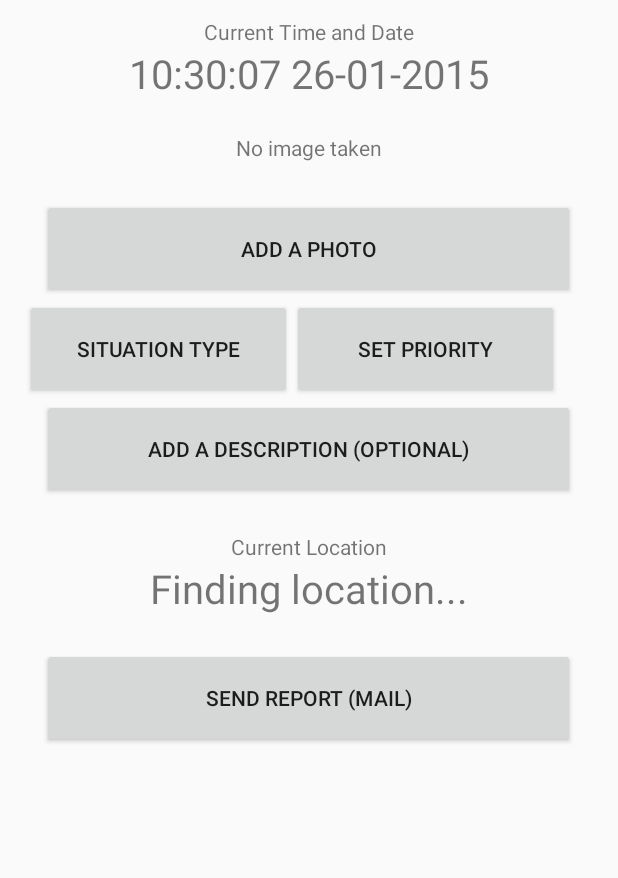
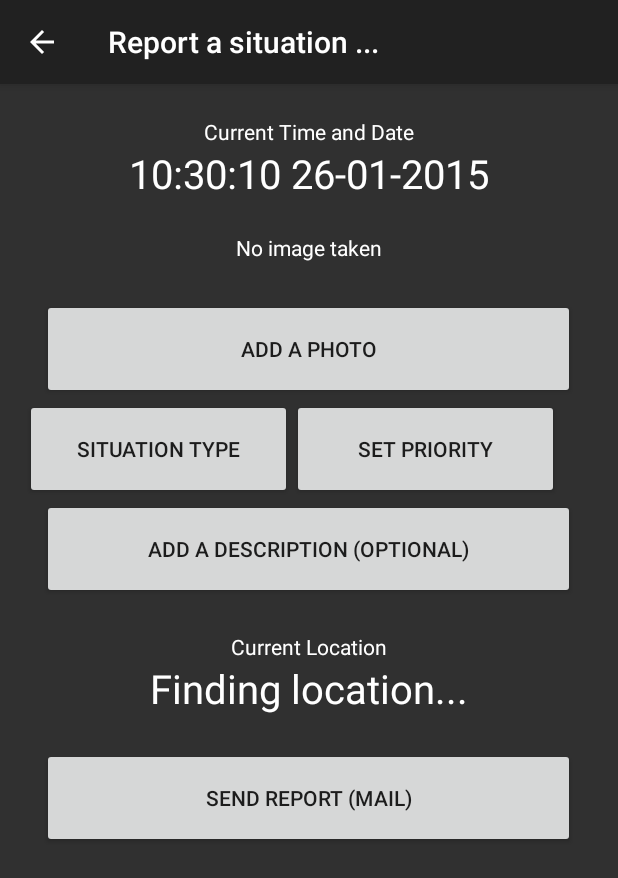
Before and after one commit to aratrum/Safety_Application_2015, an Android app: the screen it shows after launch (ReportActivity), after a tap on "REPORT SITUATION", on a phone screen of 412 x 824 dp. Shown: the top 878 px of the screen. Run offline under Robolectric (Android 15) with nearby library versions, the phone set to English and light mode, and no system bars; pictures from the network do not load.

Commit message:
Added Google Maps API v2 support, static image retrieval from API and general layout fixes.

```diff
--- a/app/src/main/java/nu/appteam/safetyapplication2015/activity/AboutActivity.java
+++ b/app/src/main/java/nu/appteam/safetyapplication2015/activity/AboutActivity.java
@@ -2,16 +2,16 @@ package nu.appteam.safetyapplication2015.activity;
 
 import android.app.Activity;
 import android.os.Bundle;
+import android.support.v7.app.ActionBarActivity;
 
 import nu.appteam.safetyapplication2015.R;
 
-public class AboutActivity extends Activity {
+public class AboutActivity extends ActionBarActivity {
 
     // Constructor.
     @Override
     public void onCreate(Bundle savedInstanceState) {
         super.onCreate(savedInstanceState);
         setContentView(R.layout.activity_about);
-        getActionBar().setDisplayHomeAsUpEnabled(true);
     }
 }
--- a/app/src/main/java/nu/appteam/safetyapplication2015/activity/MainActivity.java
+++ b/app/src/main/java/nu/appteam/safetyapplication2015/activity/MainActivity.java
@@ -3,6 +3,7 @@ package nu.appteam.safetyapplication2015.activity;
 import android.app.Activity;
 import android.content.Intent;
 import android.os.Bundle;
+import android.support.v7.app.ActionBarActivity;
 import android.view.Menu;
 import android.view.MenuInflater;
 import android.view.MenuItem;
@@ -10,7 +11,7 @@ import android.view.View;
 
 import nu.appteam.safetyapplication2015.R;
 
-public class MainActivity extends Activity {
+public class MainActivity extends ActionBarActivity {
 
     // Constructor.
     @Override
--- a/app/src/main/java/nu/appteam/safetyapplication2015/activity/ReportActivity.java
+++ b/app/src/main/java/nu/appteam/safetyapplication2015/activity/ReportActivity.java
@@ -5,13 +5,18 @@ import android.app.AlertDialog;
 import android.content.Context;
 import android.content.DialogInterface;
 import android.content.Intent;
+import android.graphics.Bitmap;
+import android.graphics.BitmapFactory;
 import android.graphics.Color;
 import android.location.Location;
 import android.location.LocationListener;
 import android.location.LocationManager;
 import android.net.Uri;
 import android.os.Bundle;
+import android.os.StrictMode;
 import android.provider.MediaStore;
+import android.support.v7.app.ActionBarActivity;
+import android.util.Log;
 import android.view.LayoutInflater;
 import android.view.View;
 import android.widget.Button;
@@ -20,16 +25,25 @@ import android.widget.ImageView;
 import android.widget.TextView;
 import android.widget.Toast;
 
-import com.google.android.gms.maps.GoogleMap;
+import org.apache.http.client.ClientProtocolException;
+import org.apache.http.client.HttpClient;
+import org.apache.http.client.methods.HttpGet;
+import org.apache.http.impl.client.DefaultHttpClient;
 
 import java.io.File;
+import java.io.IOException;
+import java.io.InputStream;
+import java.net.HttpURLConnection;
+import java.net.MalformedURLException;
+import java.net.URL;
+import java.net.URLConnection;
 import java.text.DateFormat;
 import java.text.SimpleDateFormat;
 import java.util.Date;
 
 import nu.appteam.safetyapplication2015.R;
 
-public class ReportActivity extends Activity {
+public class ReportActivity extends ActionBarActivity {
 
     // Members.
     private Date date;
@@ -41,14 +55,19 @@ public class ReportActivity extends Activity {
     private String description;
     private double latitude;
     private double longitude;
-    private GoogleMap map;
+    private int zoom = 19;
 
     // Constructor.
     @Override
     public void onCreate(Bundle savedInstanceState) {
         super.onCreate(savedInstanceState);
         setContentView(R.layout.activity_report);
-        //getActionBar().setDisplayHomeAsUpEnabled(true);
+
+        if (android.os.Build.VERSION.SDK_INT > 9)
+        {
+            StrictMode.ThreadPolicy policy = new StrictMode.ThreadPolicy.Builder().permitAll().build();
+            StrictMode.setThreadPolicy(policy);
+        }
 
         date = new Date();
         df = new SimpleDateFormat("HH:mm:ss dd-MM-yyyy");
@@ -56,10 +75,16 @@ public class ReportActivity extends Activity {
         TextView dateText = (TextView) findViewById(R.id.reportdatetext);
         dateText.setText(df.format(date));
 
+        ImageView mapImage = (ImageView) findViewById(R.id.mapImageView);
+        mapImage.setVisibility(View.GONE);
+
         // Use the LocationManager class to obtain GPS locations
         LocationManager location_mgr = (LocationManager)getSystemService(Context.LOCATION_SERVICE);
         LocationListener location_listener = new ReportLocationListener();
-        location_mgr.requestLocationUpdates(LocationManager.GPS_PROVIDER, 0, 0, location_listener);
+        location_mgr.requestLocationUpdates(LocationManager.NETWORK_PROVIDER, 1, 10, location_listener);
+        Log.d("LOCATIONMANAGER", location_mgr.toString());
+        Log.d("LOCATIONLISTENER", location_listener.toString());
+        Log.d("Location Provider status", Context.LOCATION_SERVICE);
     }
 
     // Activates after the camera app closes. Display the captured image on screen.
@@ -208,7 +233,8 @@ public class ReportActivity extends Activity {
                 "Situation type: " + situation_type +
                 "\nReport priority: " + priority +
                 "\nDescription (optional): " + description) +
-                "\nLocation (Lat/Long): " + latitude + " / " + longitude
+                "\nLocation (Lat/Long): " + latitude + " / " + longitude +
+                "\nhttp://maps.google.com/?ie=UTF8&hq=&ll=" + latitude + "," + longitude + "&z=" + zoom
         );
 
         i.putExtra(Intent.EXTRA_STREAM, Uri.parse("file:///mnt/sdcard/" + photo_filename));
@@ -227,32 +253,65 @@ public class ReportActivity extends Activity {
 
     // ReportLocationListener class. Gets the users current lat and long using GPS and WIFI signals.
     public class ReportLocationListener implements LocationListener {
+
         TextView txt = (TextView) findViewById(R.id.reportgpstext);
+        ImageView mapImage = (ImageView) findViewById(R.id.mapImageView);
 
     @Override
     public void onLocationChanged(Location loc) {
+
+        Log.d("location provider", "location changed!");
 
         latitude = loc.getLatitude();
         longitude = loc.getLongitude();
         String location = "Lat = " + latitude + "\nLong = " + longitude;
 
+        String google_map_link = "https://maps.googleapis.com/maps/api/staticmap?center=" +
+                latitude + "," + longitude + "&zoom=19&size=500x350&maptype=hybrid&scale=1" +
+                "&markers=color:red%7C"+ latitude + "," + longitude;
+
+        Bitmap bmp = null;
+        HttpClient httpclient = new DefaultHttpClient();
+        HttpGet request = new HttpGet(google_map_link);
+
+        InputStream in = null;
+        try {
+            in = httpclient.execute(request).getEntity().getContent();
+            bmp = BitmapFactory.decodeStream(in);
+            in.close();
+        } catch (IllegalStateException e) {
+            Log.d("EXCEPTION", "Illegal state exception caught!");
+            e.printStackTrace();
+        } catch (ClientProtocolException e) {
+            Log.d("EXCEPTION", "Client protocol exception caught!");
+            e.printStackTrace();
+        } catch (IOException e) {
+            Log.d("EXCEPTION", "IO exception caught!");
+            e.printStackTrace();
+        }
+
         // Display location
         txt.setText(location);
+        txt.setVisibility(View.GONE);
+
+        mapImage.setVisibility(View.VISIBLE);
+        mapImage.setImageBitmap(bmp);
+
     }
 
     @Override
     public void onProviderDisabled(String provider) {
-            Toast.makeText(getApplicationContext(), "Gps Disabled", Toast.LENGTH_SHORT).show();
+        Log.d("location provider", "disabled!");
     }
 
     @Override
     public void onProviderEnabled(String provider) {
-            Toast.makeText(getApplicationContext(), "Gps Enabled", Toast.LENGTH_SHORT).show();
+        Log.d("location provider", "enabled!");
     }
 
     @Override
     public void onStatusChanged(String provider, int status, Bundle extras) {
-
+        Log.d("location provider", "status changed!");
     }
 
 }
--- a/app/src/main/res/layout/activity_main.xml
+++ b/app/src/main/res/layout/activity_main.xml
@@ -3,7 +3,9 @@
           android:orientation="vertical"
           android:layout_width="fill_parent"
           android:layout_height="fill_parent"
-        >
+    android:background="@color/background_material_dark">
+
+
 
     <Button
         android:id="@+id/reportbutton"
--- a/app/src/main/res/layout/activity_report.xml
+++ b/app/src/main/res/layout/activity_report.xml
@@ -1,14 +1,18 @@
 <?xml version="1.0" encoding="utf-8"?>
-    <ScrollView
-        android:layout_height="fill_parent"
+    <ScrollView xmlns:tools="http://schemas.android.com/tools"
+    android:layout_height="fill_parent"
         android:layout_width="fill_parent"
+    android:background="@color/background_material_dark"
+
         xmlns:android="http://schemas.android.com/apk/res/android">
 
         <LinearLayout xmlns:android="http://schemas.android.com/apk/res/android"
             android:orientation="vertical"
             android:layout_width="fill_parent"
             android:layout_height="fill_parent"
-            android:id="@+id/reportlayoutcontainer">
+            android:id="@+id/reportlayoutcontainer"
+
+            >
 
         <TextView
             android:id="@+id/reportdatelabel"
@@ -16,7 +20,9 @@
             android:layout_height="wrap_content"
             android:text="Current Time and Date"
             android:layout_gravity="center_horizontal"
-            android:layout_marginTop="5pt"/>
+            android:layout_marginTop="10pt"
+            android:textColor="@color/abc_primary_text_material_dark"
+            />
 
         <TextView
             android:id="@+id/reportdatetext"
@@ -25,7 +31,8 @@
             android:layout_gravity="center_horizontal"
             android:gravity="center"
             android:textSize="12pt"
-            android:text="date"/>
+            android:text="date"
+            android:textColor="@color/abc_primary_text_material_dark"/>
 
         <TextView
             android:id="@+id/imageText1"
@@ -34,7 +41,8 @@
             android:text="No image taken"
             android:layout_gravity="center_horizontal"
             android:layout_marginBottom="1pt"
-            android:layout_marginTop="10pt"/>
+            android:layout_marginTop="10pt"
+            android:textColor="@color/abc_primary_text_material_dark"/>
 
             <!--android:src="@android:drawable/editbox_dropdown_dark_frame"-->
         <ImageView
@@ -86,7 +94,8 @@
             android:width="160pt"
             android:layout_gravity="center_horizontal"
             android:text="Add a Description (Optional)"
-            android:onClick="setDescription"/>
+            android:onClick="setDescription"
+            />
 
         <TextView
             android:id="@+id/reportgpslabel"
@@ -94,7 +103,8 @@
             android:layout_height="wrap_content"
             android:text="Current Location"
             android:layout_gravity="center_horizontal"
-            android:layout_marginTop="10pt"/>
+            android:layout_marginTop="10pt"
+            android:textColor="@color/abc_primary_text_material_dark"/>
 
         <TextView
             android:id="@+id/reportgpstext"
@@ -103,7 +113,17 @@
             android:layout_gravity="center_horizontal"
             android:gravity="center"
             android:textSize="12pt"
-            android:text="Finding location..."/>
+            android:text="Finding location..."
+            android:textColor="@color/abc_primary_text_material_dark"/>
+
+        <ImageView
+            android:layout_width="match_parent"
+            android:layout_height="100pt"
+            android:layout_marginBottom="5pt"
+            android:layout_marginTop="5pt"
+            android:layout_gravity="center_horizontal"
+            android:id="@+id/mapImageView"
+            android:adjustViewBounds="true" />
 
         <Button
             android:id="@+id/sendreportbutton"
--- a/app/src/main/res/menu/actionbar_main.xml
+++ b/app/src/main/res/menu/actionbar_main.xml
@@ -1,16 +1,17 @@
 <?xml version="1.0" encoding="utf-8"?>
-<menu xmlns:android="http://schemas.android.com/apk/res/android" >
+<menu xmlns:android="http://schemas.android.com/apk/res/android"
+    xmlns:safetyapplication2015="http://schemas.android.com/apk/res-auto">
 
     <!-- Settings, should always be in the overflow -->
     <item android:id="@+id/action_bar_user"
         android:title="User"
-        android:showAsAction="never" />
+        safetyapplication2015:showAsAction="never" />
 
     <item android:id="@+id/action_bar_settings"
         android:title="Settings"
-        android:showAsAction="never" />
+        safetyapplication2015:showAsAction="never" />
 
     <item android:id="@+id/action_bar_about"
         android:title="About"
-        android:showAsAction="never" />
+        safetyapplication2015:showAsAction="never" />
 </menu>
--- a/app/src/main/res/values/strings.xml
+++ b/app/src/main/res/values/strings.xml
@@ -1,4 +1,7 @@
 <?xml version="1.0" encoding="utf-8"?>
 <resources>
+
     <string name="app_name">SafetyApplication</string>
+    <string name="hello_blank_fragment">Hello blank fragment</string>
+
 </resources>
```
Also changed, not shown: app/src/main/AndroidManifest.xml (+20 -5 lines). Lines whose indentation alone changed are shown as unchanged.
